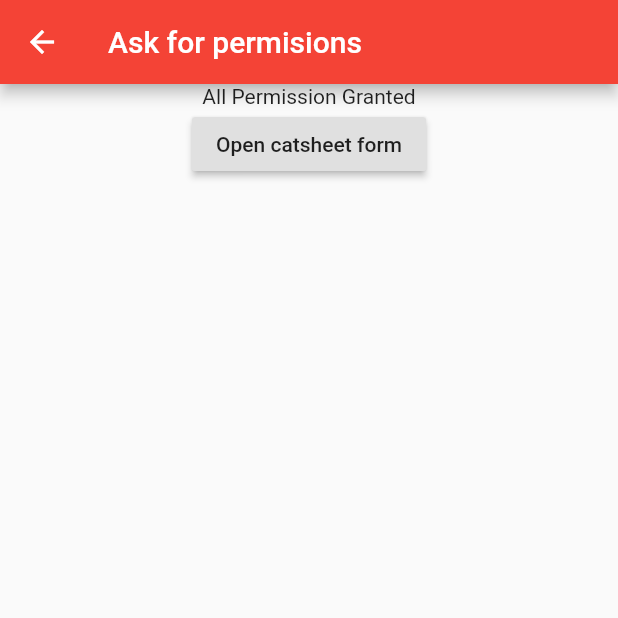
After one commit to christrees/flutter-sheets, a Flutter app: the AskForPermission screen opened directly, on a phone screen of 412 x 824 dp, the top half of it. The commit adds this screen. Run offline on Flutter 3.47's test engine with Material 2 defaults, Android fonts, the phone set to English and light mode, and no system bars; our stand-ins replace geolocator, permission_handler; missing offline and left inert: android_intent.

Commit message:
Working ios and android

```diff
--- /dev/null
+++ b/catsheets/lib/gpsLocation.dart
@@ -0,0 +1,97 @@
+import 'package:flutter/material.dart';
+import 'package:permission_handler/permission_handler.dart';
+import 'package:android_intent/android_intent.dart';
+import 'package:geolocator/geolocator.dart';
+import 'package:catsheets/main.dart';
+
+class AskForPermission extends StatefulWidget {
+ @override
+ _AskForPermissionState createState() => _AskForPermissionState();
+}
+class _AskForPermissionState extends State<AskForPermission> {
+  final PermissionHandler permissionHandler = PermissionHandler();
+  Map<PermissionGroup, PermissionStatus> permissions;
+  void initState() {
+    super.initState();
+    requestLocationPermission();
+    //_gpsService();
+  }
+  Future<bool> _requestPermission(PermissionGroup permission) async {
+    final PermissionHandler _permissionHandler = PermissionHandler();
+    var result = await _permissionHandler.requestPermissions([permission]);
+    if (result[permission] == PermissionStatus.granted) {
+      return true;
+    }
+    return false;
+  }
+  /*Checking if your App has been Given Permission*/
+  Future<bool> requestLocationPermission({Function onPermissionDenied}) async {
+    var granted = await _requestPermission(PermissionGroup.location);
+    if (granted!=true) {
+      requestLocationPermission();
+    }
+    debugPrint('requestContactsPermission $granted');
+    return granted;
+  }
+  /*Show dialog if GPS not enabled and open settings location*/
+  Future _checkGps() async {
+    if (!(await Geolocator().isLocationServiceEnabled())) {
+      if (Theme.of(context).platform == TargetPlatform.android) {
+        showDialog(
+          context: context,
+          builder: (BuildContext context) {
+            return AlertDialog(
+            title: Text("Can't get gurrent location"),
+            content:const Text('Please make sure you enable GPS and try again'),
+            actions: <Widget>[
+              FlatButton(child: Text('Ok'),
+                onPressed: () {
+                  final AndroidIntent intent = AndroidIntent(
+                    action: 'android.settings.LOCATION_SOURCE_SETTINGS'
+                  );
+                  intent.launch();
+                  Navigator.of(context, rootNavigator: true).pop();
+                  _gpsService();
+                }
+              )
+            ],
+            );
+          }
+        );
+      }
+    }
+  }
+  /*Check if gps service is enabled or not*/
+  Future _gpsService() async {
+      if (!(await Geolocator().isLocationServiceEnabled())) {
+        _checkGps();
+        return null;
+      } else
+      return true;
+  }
+  @override
+  Widget build(BuildContext context) {
+    return Scaffold(
+        appBar: AppBar(
+          title: Text('Ask for permisions'),
+          backgroundColor: Colors.red,
+        ),
+        body: Center(
+          child: Column(
+            children: <Widget>[
+              Text("All Permission Granted"),
+              RaisedButton(
+                child: Text('Open catsheet form'),
+                onPressed: () {
+                  Navigator.push(
+                    context,
+                    MaterialPageRoute(builder: (context) => MyHomePage(title: 'catsheets Demo Home Page'))
+                  );
+                },
+              ),
+            ],
+          )
+      )
+    );
+  }
+}
--- a/catsheets/lib/main.dart
+++ b/catsheets/lib/main.dart
@@ -1,7 +1,9 @@
 import 'package:flutter/material.dart';
 import 'package:catsheets/controller.dart';
+import 'package:catsheets/gpsLocation.dart';
 import 'package:catsheets/models/form.dart';
 import 'package:geolocator/geolocator.dart';
+//import 'package:permission_handler/permission_handler.dart';
 
 void main() {
   runApp(MyApp());
@@ -16,10 +18,12 @@ class MyApp extends StatelessWidget {
         primarySwatch: Colors.blue,
         visualDensity: VisualDensity.adaptivePlatformDensity,
       ),
+      //home: AskForPermission(),
       home: MyHomePage(title: 'catsheets Demo Home Page'),
     );
   }
 }
+
 
 class MyHomePage extends StatefulWidget {
   MyHomePage({Key key, this.title}) : super(key: key);
@@ -37,6 +41,7 @@ class _MyHomePageState extends State<MyHomePage> {
   TextEditingController whyController = TextEditingController();
   TextEditingController whereController = TextEditingController();
   TextEditingController photoController = TextEditingController();
+
   Future<void> _submitForm() async {
     if (_formKey.currentState.validate()) {
       Position position = await Geolocator()
--- a/catsheets/pubspec.yaml
+++ b/catsheets/pubspec.yaml
@@ -25,6 +25,8 @@ dependencies:
     sdk: flutter
   http:
   geolocator: ^5.3.2+2
+  permission_handler: ^4.4.0+hotfix.2
+  android_intent: ^0.3.6+12
 
 
   # The following adds the Cupertino Icons font to your application.
```
Also changed, not shown: 9 other files.
